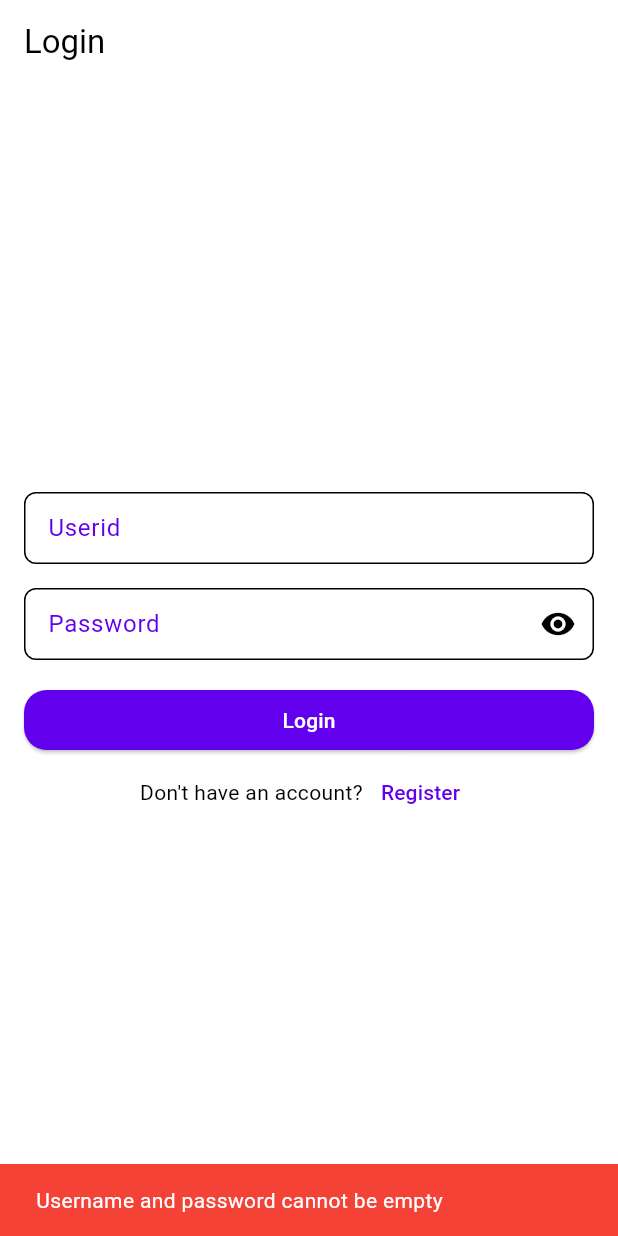
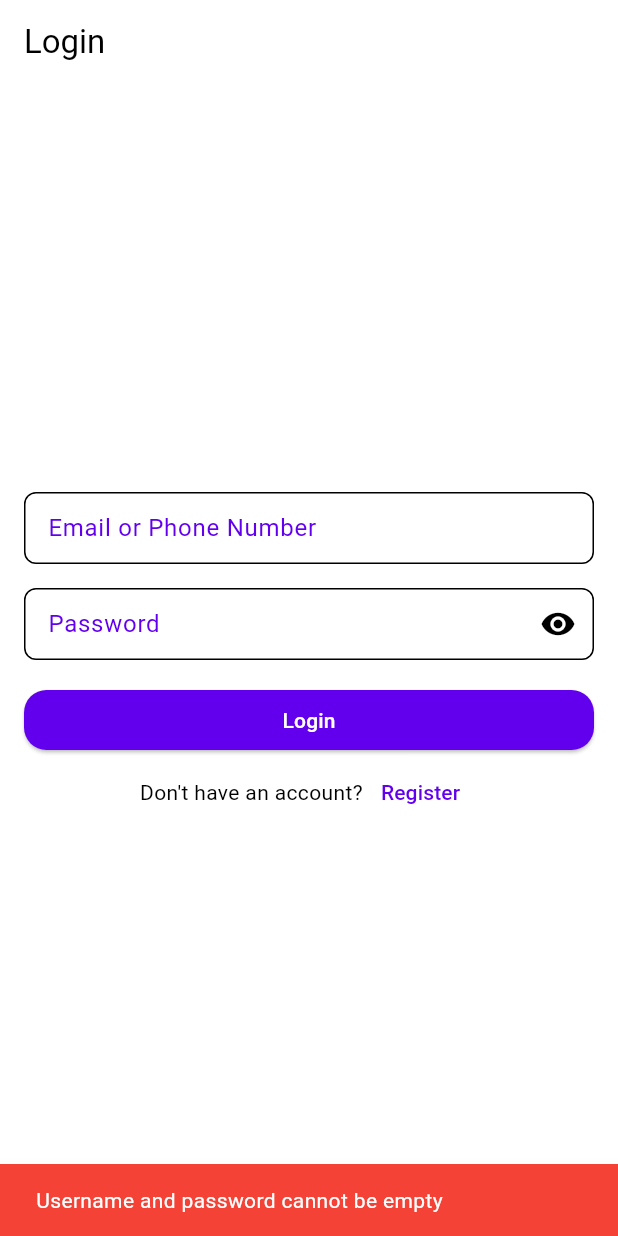
Before and after one commit to 3shmawi/new-3c-directories, a Flutter app: the screen it shows after launch, after a tap on "Login", on a phone screen of 412 x 824 dp. Run offline on Flutter 3.47's test engine with Material 3 defaults, Android fonts, the phone set to English and light mode, and no system bars; our stand-ins replace dio, flutter_bloc, hive_flutter, pretty_dio_logger; accounts and stored records are empty.

Commit message:
theme ctrl

```diff
--- a/lib/config/theme.dart
+++ b/lib/config/theme.dart
@@ -58,5 +58,36 @@ abstract class AppTheme {
         statusBarIconBrightness: Brightness.light,
       ),
     ),
+    inputDecorationTheme: InputDecorationTheme(
+      border: OutlineInputBorder(
+        borderRadius: BorderRadius.circular(8.0),
+        borderSide: BorderSide(color: Color(AppConfig.primaryColor)),
+      ),
+      contentPadding: EdgeInsets.symmetric(vertical: 0, horizontal: 12),
+      focusedBorder: OutlineInputBorder(
+        borderRadius: BorderRadius.circular(8.0),
+        borderSide:
+            BorderSide(color: Color(AppConfig.primaryColor), width: 2.0),
+      ),
+      labelStyle: TextStyle(color: Color(AppConfig.primaryColor)),
+    ),
+    buttonTheme: ButtonThemeData(
+      buttonColor: Colors.white,
+      shape: RoundedRectangleBorder(
+        borderRadius: BorderRadius.circular(8.0),
+      ),
+      minWidth: double.infinity,
+      height: 45,
+    ),
+    elevatedButtonTheme: ElevatedButtonThemeData(
+      style: ElevatedButton.styleFrom(
+        backgroundColor: Color(AppConfig.primaryColor),
+        foregroundColor: Colors.black,
+        shape: RoundedRectangleBorder(
+          borderRadius: BorderRadius.circular(15.0),
+        ),
+        minimumSize: Size(double.infinity, 40),
+      ),
+    ),
   );
 }
--- a/lib/controller/auth_ctrl.dart
+++ b/lib/controller/auth_ctrl.dart
@@ -1,7 +1,9 @@
 import 'package:flutter/cupertino.dart';
 import 'package:flutter_bloc/flutter_bloc.dart';
+import 'package:new_3c/core/app_regex.dart';
 import 'package:new_3c/models/user.dart';
 import 'package:new_3c/services/dio_helper.dart';
+import 'package:new_3c/services/local_storage.dart';
 
 class AuthCtrl extends Cubit<AuthStates> {
   AuthCtrl() : super(AuthInitialState());
@@ -43,6 +45,8 @@ class AuthCtrl extends Cubit<AuthStates> {
             user['password'] == password) {
           this.user = UserModel.fromJson(user);
           clearControllers();
+          final box = await HiveService().openBox("myUserData");
+          box.put("myData", username);
 
           emit(AuthSuccessState());
           return;
@@ -71,6 +75,21 @@ class AuthCtrl extends Cubit<AuthStates> {
     emit(AuthLoadingState());
 
     try {
+      if (!AppRegex.validateEmail(email)) {
+        emit(AuthErrorState("Invalid email format"));
+        return;
+      }
+      if (!AppRegex.validatePhone(phone)) {
+        emit(AuthErrorState("Invalid phone number format"));
+        return;
+      }
+      final usersResponse = await _http.get("users");
+      for (final user in usersResponse) {
+        if (user['email'] == email || user['phone'] == phone) {
+          emit(AuthErrorState("User with this email or phone already exists"));
+          return;
+        }
+      }
       final newUser = UserModel(
         name: username,
         password: password,
--- /dev/null
+++ b/lib/controller/theme_ctrl.dart
@@ -0,0 +1,18 @@
+import 'package:flutter_bloc/flutter_bloc.dart';
+
+import '../services/local_storage.dart';
+
+bool isDarkMode = false;
+
+class ThemeCtrl extends Cubit<bool> {
+  ThemeCtrl() : super(isDarkMode);
+
+  static ThemeCtrl get(context) => BlocProvider.of<ThemeCtrl>(context);
+
+  void toggleTheme() async {
+    final box = await HiveService().openBox("theme");
+    final state = !this.state;
+    await box.put("isDarkMode", state);
+    emit(state);
+  }
+}
--- /dev/null
+++ b/lib/core/app_regex.dart
@@ -0,0 +1,17 @@
+class AppRegex {
+  static final RegExp _emailRegExp = RegExp(
+    r'^[\w\.-]+@[\w\.-]+\.\w{2,}$',
+  );
+
+  static final RegExp _phoneRegExp = RegExp(
+    r'^\+?[0-9]{7,15}$',
+  );
+
+  static bool validateEmail(String email) {
+    return _emailRegExp.hasMatch(email);
+  }
+
+  static bool validatePhone(String phone) {
+    return _phoneRegExp.hasMatch(phone);
+  }
+}
--- a/lib/main.dart
+++ b/lib/main.dart
@@ -1,4 +1,5 @@
 import 'package:flutter/material.dart';
+import 'package:new_3c/controller/theme_ctrl.dart';
 import 'package:new_3c/news_app.dart';
 import 'package:new_3c/services/local_storage.dart';
 
@@ -6,6 +7,12 @@ void main() async {
   WidgetsFlutterBinding.ensureInitialized();
 
   await HiveService().init();
+  isDarkMode = await _isDarkMode();
 
   runApp(const NewsApp());
 }
+
+Future<bool> _isDarkMode() async {
+  return (await HiveService().openBox("theme"))
+      .get("isDarkMode", defaultValue: false);
+}
--- a/lib/news_app.dart
+++ b/lib/news_app.dart
@@ -3,23 +3,75 @@ import 'package:flutter_bloc/flutter_bloc.dart';
 import 'package:new_3c/config/app_config.dart';
 import 'package:new_3c/config/theme.dart';
 import 'package:new_3c/controller/auth_ctrl.dart';
+import 'package:new_3c/controller/theme_ctrl.dart';
+import 'package:new_3c/services/local_storage.dart';
 import 'package:new_3c/views/auth/login_view.dart';
+import 'package:new_3c/views/layout/layout_view.dart';
 
 class NewsApp extends StatelessWidget {
   const NewsApp({super.key});
 
   @override
   Widget build(BuildContext context) {
-    return BlocProvider(
-      create: (context) => AuthCtrl(),
-      child: MaterialApp(
-        title: AppConfig.appName,
-        theme: AppTheme.light,
-        darkTheme: AppTheme.dark,
-        themeMode: ThemeMode.light,
-        home: LoginView(),
+    return MultiBlocProvider(
+      providers: [
+        BlocProvider<AuthCtrl>(
+          create: (context) => AuthCtrl(),
+        ),
+        BlocProvider<ThemeCtrl>(
+          create: (context) => ThemeCtrl(),
+        ),
+      ],
+      child: BlocBuilder<ThemeCtrl, bool>(
+        builder: (context, isDarkMode) {
+          return MaterialApp(
+            title: AppConfig.appName,
+            theme: AppTheme.light,
+            darkTheme: AppTheme.dark,
+            themeMode: isDarkMode ? ThemeMode.dark : ThemeMode.light,
+            home: FutureBuilder(
+              future: _getInitView(),
+              builder: (context, snapshot) {
+                if (snapshot.connectionState == ConnectionState.waiting) {
+                  return Scaffold(
+                    body: Center(
+                      child: CircularProgressIndicator(),
+                    ),
+                  );
+                }
+
+                if (snapshot.hasError) {
+                  return Scaffold(
+                    body: Center(
+                      child: Text('Error: ${snapshot.error}'),
+                    ),
+                  );
+                }
+                if (snapshot.hasData) {
+                  return snapshot.data!;
+                }
+                return Scaffold(
+                  body: Center(
+                    child: Text('No data found'),
+                  ),
+                );
+              },
+            ),
+          );
+        },
       ),
     );
+  }
+
+  Future<Widget> _getInitView() async {
+    final box = await HiveService().openBox("myUserData");
+    final userData = box.get("myData");
+
+    if (userData == null) {
+      return LoginView();
+    } else {
+      return LayoutView();
+    }
   }
 }
 
--- a/lib/views/auth/login_view.dart
+++ b/lib/views/auth/login_view.dart
@@ -3,6 +3,7 @@ import 'package:flutter_bloc/flutter_bloc.dart';
 import 'package:new_3c/controller/auth_ctrl.dart';
 import 'package:new_3c/core/extensions.dart';
 import 'package:new_3c/views/auth/register_view.dart';
+import 'package:new_3c/views/layout/layout_view.dart';
 
 class LoginView extends StatelessWidget {
   const LoginView({super.key});
@@ -15,7 +16,7 @@ class LoginView extends StatelessWidget {
           context.showSnackBar(state.message, backgroundColor: Colors.red);
         } else if (state is AuthSuccessState) {
           context.showSnackBar('Login successful');
-          //todo Navigate to home page or dashboard
+          context.pushReplacement(LayoutView());
         }
       },
       builder: (context, state) {
@@ -33,7 +34,7 @@ class LoginView extends StatelessWidget {
                   TextField(
                     controller: ctrl.userNameCtrl,
                     decoration: const InputDecoration(
-                      labelText: 'Userid',
+                      labelText: 'Email or Phone Number',
                     ),
                   ),
                   const SizedBox(height: 16.0),
@@ -67,7 +68,8 @@ class LoginView extends StatelessWidget {
                     children: [
                       Text("Don't have an account?"),
                       TextButton(
-                        onPressed: () => context.push(RegisterView()),
+                        onPressed: () =>
+                            context.pushReplacement(RegisterView()),
                         child: const Text('Register'),
                       ),
                     ],
--- a/lib/views/auth/register_view.dart
+++ b/lib/views/auth/register_view.dart
@@ -15,7 +15,6 @@ class RegisterView extends StatelessWidget {
           context.showSnackBar(state.message, backgroundColor: Colors.red);
         } else if (state is AuthSuccessState) {
           context.showSnackBar('Registration successful');
-          // Navigate to login or home page
           context.pushReplacement(LoginView());
         }
       },
```
Also changed, not shown: lib/controller/layout_ctrl.dart (added, +34 -0 lines), lib/views/layout/create_feed/create_feed_view.dart (added, +12 -0 lines), lib/views/layout/feeds/feeds_view.dart (added, +12 -0 lines), lib/views/layout/layout_view.dart (added, +40 -0 lines), lib/views/layout/profile/profile_view.dart (added, +22 -0 lines).
